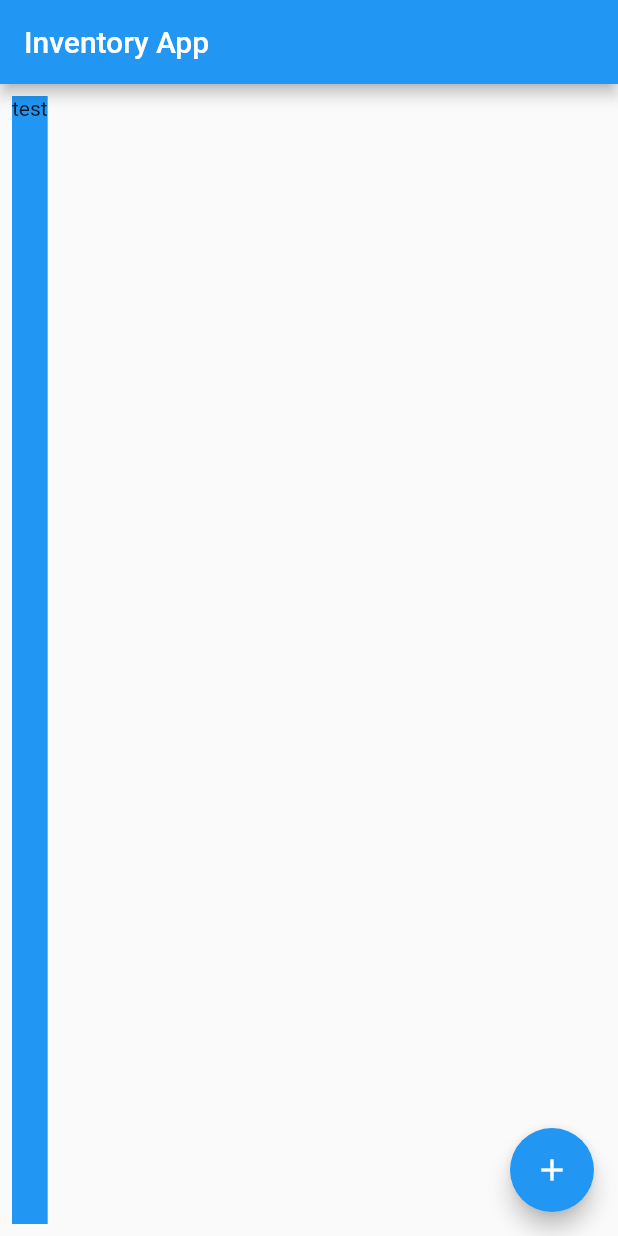
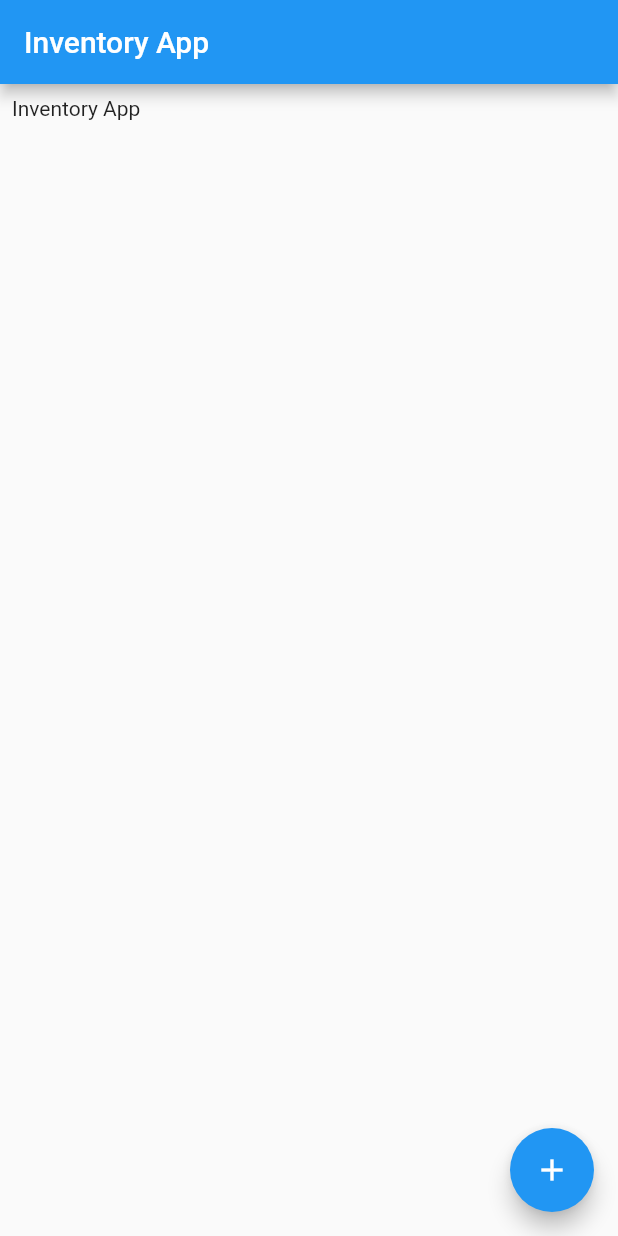
Before and after one commit to ardianasman/Aplikasi-Inventori-Android, a Flutter app: the screen it shows after launch, on a phone screen of 412 x 824 dp. Run offline on Flutter 3.47's test engine with Material 2 defaults, Android fonts, the phone set to English and light mode, and no system bars.

Commit message:
coba ardian

```diff
--- a/project_ambw/lib/main.dart
+++ b/project_ambw/lib/main.dart
@@ -24,10 +24,9 @@ class _MyAppState extends State<MyApp> {
         ),
         body: Container(
           margin: EdgeInsets.all(8),
-          color: Colors.blue,
           child: Column(
             children: [
-              Text("test"),
+              Text("Inventory App"),
             ],
           ),
         ),
```
